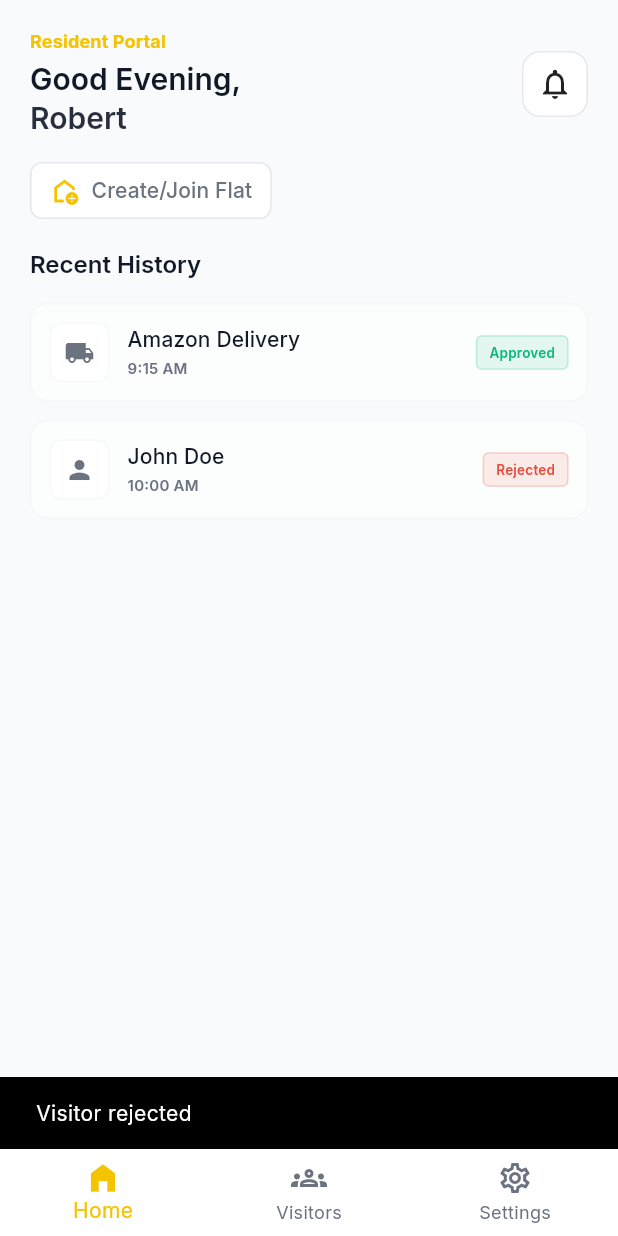
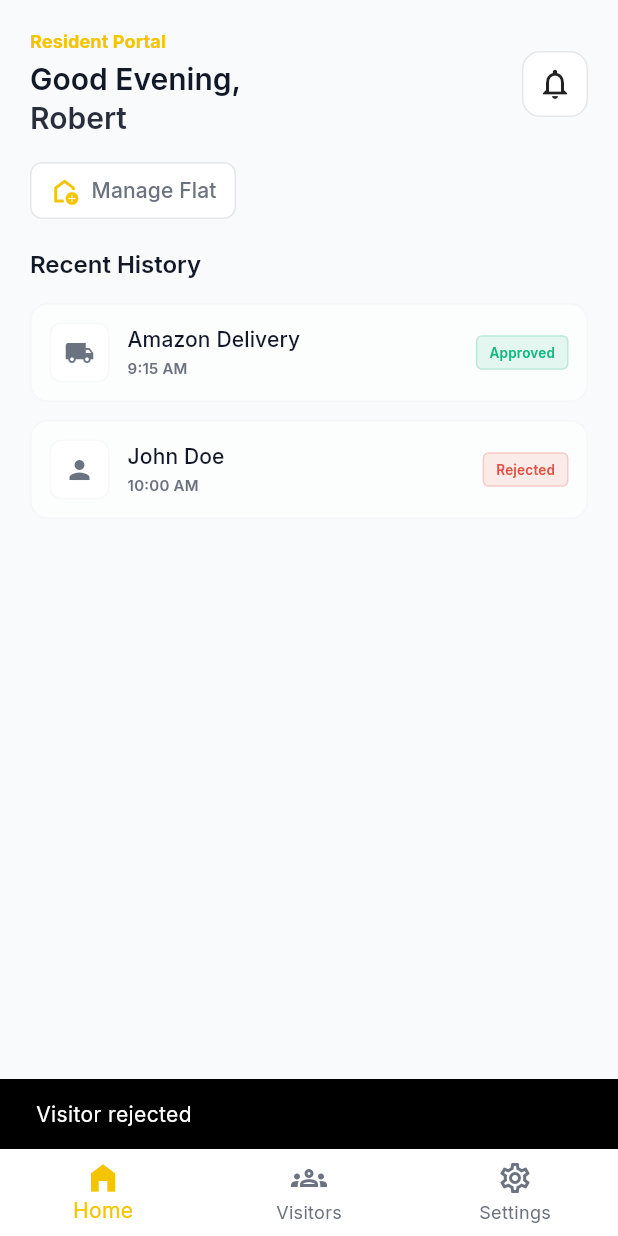
Before and after one commit to nikhilcherry/GuardRail, a Flutter app: the ResidentHomeScreen screen opened by its route, scrolled down 131 dp, after a tap on "Reject", on a phone screen of 412 x 824 dp. Run offline on Flutter 3.47's test engine with Material 3 defaults, Android fonts, the phone set to English and light mode, and no system bars; our stand-ins replace firebase_core, flutter_dotenv, flutter_secure_storage, go_router, google_fonts, image_picker and 4 more; missing offline and left inert: mobile_scanner; accounts and stored records are empty.

Commit message:
Refactor Resident Portal: Fix visitor approval and simplify flat management
- Fix Approve/Reject buttons in Resident Portal by implementing async handling and loading states.
- Remove "Create/Join Flat" flow for residents, enforcing a default flat assignment assumption via seeded data.
- Update Resident Dashboard UI to display "Manage Family" instead of "Manage Flat" when a flat is present.
- Simplify FlatManagementScreen to focus on adding family members.
- Seed mock data in FlatRepository for default users.

```diff
--- a/lib/repositories/flat_repository.dart
+++ b/lib/repositories/flat_repository.dart
@@ -36,7 +36,39 @@ class FlatRepository {
   // Singleton pattern
   static final FlatRepository _instance = FlatRepository._internal();
   factory FlatRepository() => _instance;
-  FlatRepository._internal();
+
+  FlatRepository._internal() {
+    // Seed data
+    // Seed for default phone user
+    _createSeedFlat('FLAT01', 'Sunny Apartment', '+919876543210', 'Robert');
+
+    // Seed for 'user' fallback
+    _createSeedFlat('FLAT02', 'Cozy Villa', 'user', 'Robert');
+
+    // Seed for email user
+    _createSeedFlat('FLAT03', 'Green House', 'robert@example.com', 'Robert');
+  }
+
+  void _createSeedFlat(String id, String name, String ownerId, String ownerName) {
+    if (_allFlats.any((f) => f.id == id)) return;
+
+    final flat = Flat(
+      id: id,
+      name: name,
+      ownerId: ownerId,
+      status: FlatStatus.active,
+    );
+
+    final owner = FlatMember(
+      userId: ownerId,
+      name: ownerName,
+      status: MemberStatus.accepted,
+      role: MemberRole.owner,
+    );
+
+    _allFlats.add(flat);
+    _flatMembers[id] = [owner];
+  }
 
   // Mock database
   final List<Flat> _allFlats = [];
--- a/lib/screens/resident/resident_home_screen.dart
+++ b/lib/screens/resident/resident_home_screen.dart
@@ -147,7 +147,7 @@ class _ResidentHomeScreenState extends State<ResidentHomeScreen> {
                               ),
                               const SizedBox(width: 8),
                               Text(
-                                hasFlat ? flatName : 'Create/Join Flat',
+                                hasFlat ? 'Manage Family' : 'Manage Flat',
                                 style: theme.textTheme.titleSmall?.copyWith(
                                   color: theme.textTheme.bodySmall?.color,
                                 ),
@@ -232,25 +232,51 @@ class _ResidentHomeScreenState extends State<ResidentHomeScreen> {
                               const SizedBox(height: 16),
                               _PendingVisitorCard(
                                 visitor: pendingVisitors.first,
-                                onApprove: () {
-                                  residentProvider.approveVisitor(
+                                onApprove: () async {
+                                  try {
+                                    await residentProvider.approveVisitor(
                                       pendingVisitors.first.id,
                                     );
+                                    if (context.mounted) {
                                       ScaffoldMessenger.of(context).showSnackBar(
                                         const SnackBar(
                                           content: Text('Visitor approved'),
                                         ),
                                       );
+                                    }
+                                  } catch (e) {
+                                    if (context.mounted) {
+                                      ScaffoldMessenger.of(context).showSnackBar(
+                                        SnackBar(
+                                          content: Text('Error: $e'),
+                                          backgroundColor: AppTheme.errorRed,
+                                        ),
+                                      );
+                                    }
+                                  }
                                 },
-                                onReject: () {
-                                  residentProvider.rejectVisitor(
+                                onReject: () async {
+                                  try {
+                                    await residentProvider.rejectVisitor(
                                       pendingVisitors.first.id,
                                     );
+                                    if (context.mounted) {
                                       ScaffoldMessenger.of(context).showSnackBar(
                                         const SnackBar(
                                           content: Text('Visitor rejected'),
                                         ),
                                       );
+                                    }
+                                  } catch (e) {
+                                    if (context.mounted) {
+                                      ScaffoldMessenger.of(context).showSnackBar(
+                                        SnackBar(
+                                          content: Text('Error: $e'),
+                                          backgroundColor: AppTheme.errorRed,
+                                        ),
+                                      );
+                                    }
+                                  }
                                 },
                               ),
                               const SizedBox(height: 32),
@@ -326,8 +352,8 @@ class _ResidentHomeScreenState extends State<ResidentHomeScreen> {
 
 class _PendingVisitorCard extends StatefulWidget {
   final Visitor visitor;
-  final VoidCallback onApprove;
-  final VoidCallback onReject;
+  final Future<void> Function() onApprove;
+  final Future<void> Function() onReject;
 
   const _PendingVisitorCard({
     required this.visitor,
@@ -342,6 +368,7 @@ class _PendingVisitorCard extends StatefulWidget {
 class _PendingVisitorCardState extends State<_PendingVisitorCard> with SingleTickerProviderStateMixin {
   late AnimationController _controller;
   late Animation<double> _scaleAnimation;
+  bool _isProcessing = false;
 
   @override
   void initState() {
@@ -361,6 +388,19 @@ class _PendingVisitorCardState extends State<_PendingVisitorCard> with SingleTic
   void dispose() {
     _controller.dispose();
     super.dispose();
+  }
+
+  Future<void> _handleAction(Future<void> Function() action) async {
+    if (_isProcessing) return;
+    setState(() {
+      _isProcessing = true;
+    });
+    await action();
+    if (mounted) {
+      setState(() {
+        _isProcessing = false;
+      });
+    }
   }
 
   @override
@@ -474,9 +514,11 @@ class _PendingVisitorCardState extends State<_PendingVisitorCard> with SingleTic
               children: [
                 Expanded(
                   child: ElevatedButton.icon(
-                    onPressed: widget.onReject,
-                    icon: const Icon(Icons.close),
-                    label: const Text('Reject'),
+                    onPressed: _isProcessing ? null : () => _handleAction(widget.onReject),
+                    icon: _isProcessing
+                      ? const SizedBox(width: 20, height: 20, child: CircularProgressIndicator(strokeWidth: 2, color: Colors.white))
+                      : const Icon(Icons.close),
+                    label: Text(_isProcessing ? 'Wait...' : 'Reject'),
                     style: ElevatedButton.styleFrom(
                       backgroundColor: AppTheme.errorRed,
                       foregroundColor: Colors.white,
@@ -491,9 +533,11 @@ class _PendingVisitorCardState extends State<_PendingVisitorCard> with SingleTic
                 const SizedBox(width: 12),
                 Expanded(
                   child: ElevatedButton.icon(
-                    onPressed: widget.onApprove,
-                    icon: const Icon(Icons.check),
-                    label: const Text('Approve'),
+                    onPressed: _isProcessing ? null : () => _handleAction(widget.onApprove),
+                    icon: _isProcessing
+                      ? const SizedBox(width: 20, height: 20, child: CircularProgressIndicator(strokeWidth: 2, color: Colors.black))
+                      : const Icon(Icons.check),
+                    label: Text(_isProcessing ? 'Wait...' : 'Approve'),
                     style: ElevatedButton.styleFrom(
                       backgroundColor: theme.colorScheme.primary,
                       foregroundColor: Colors.black,
```
Also changed, not shown: 1 other file. Lines whose indentation alone changed are shown as unchanged.
